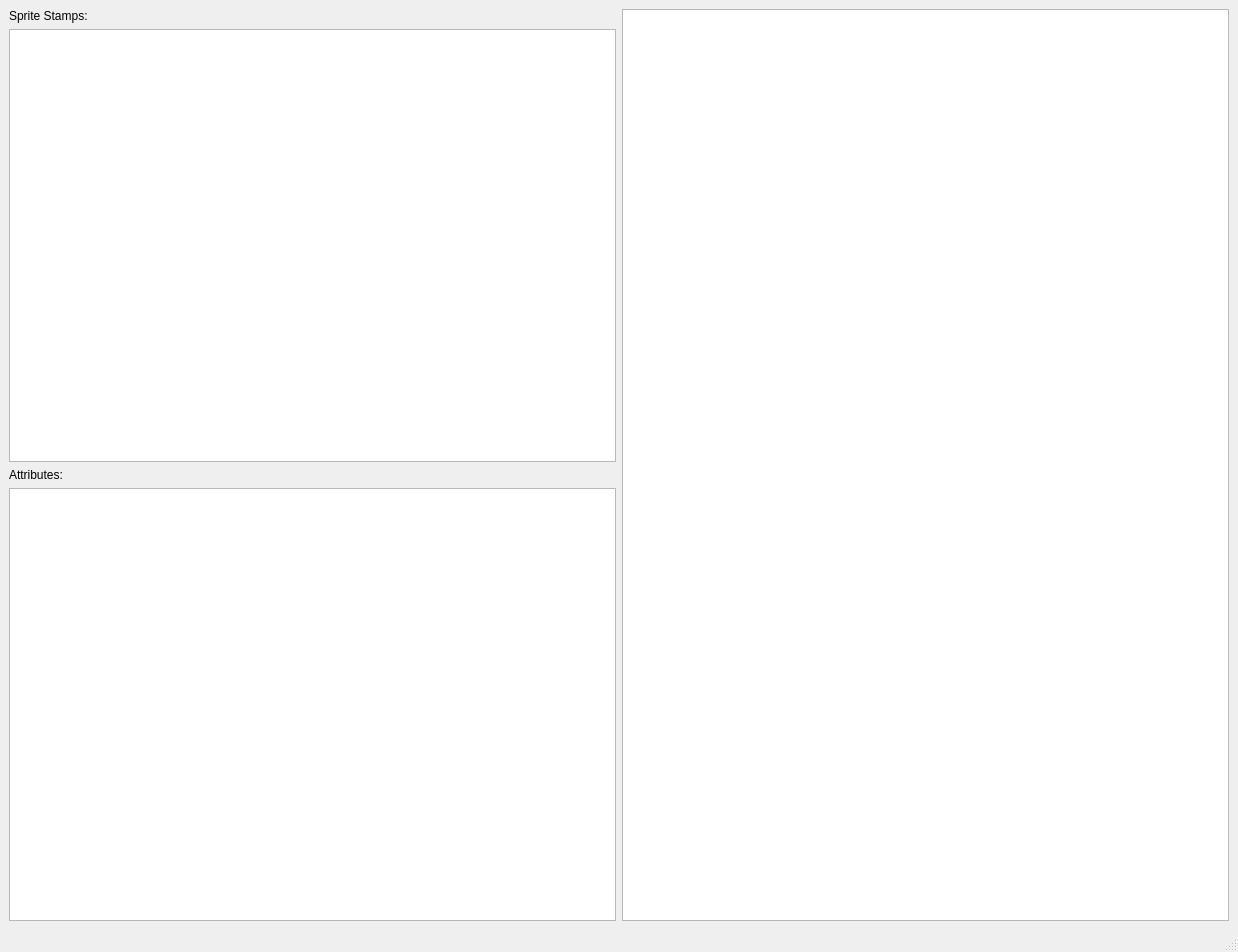
First picture: the form in forms/LevelEditor.ui, repository SirNyble/LevelEditor, before the edit.
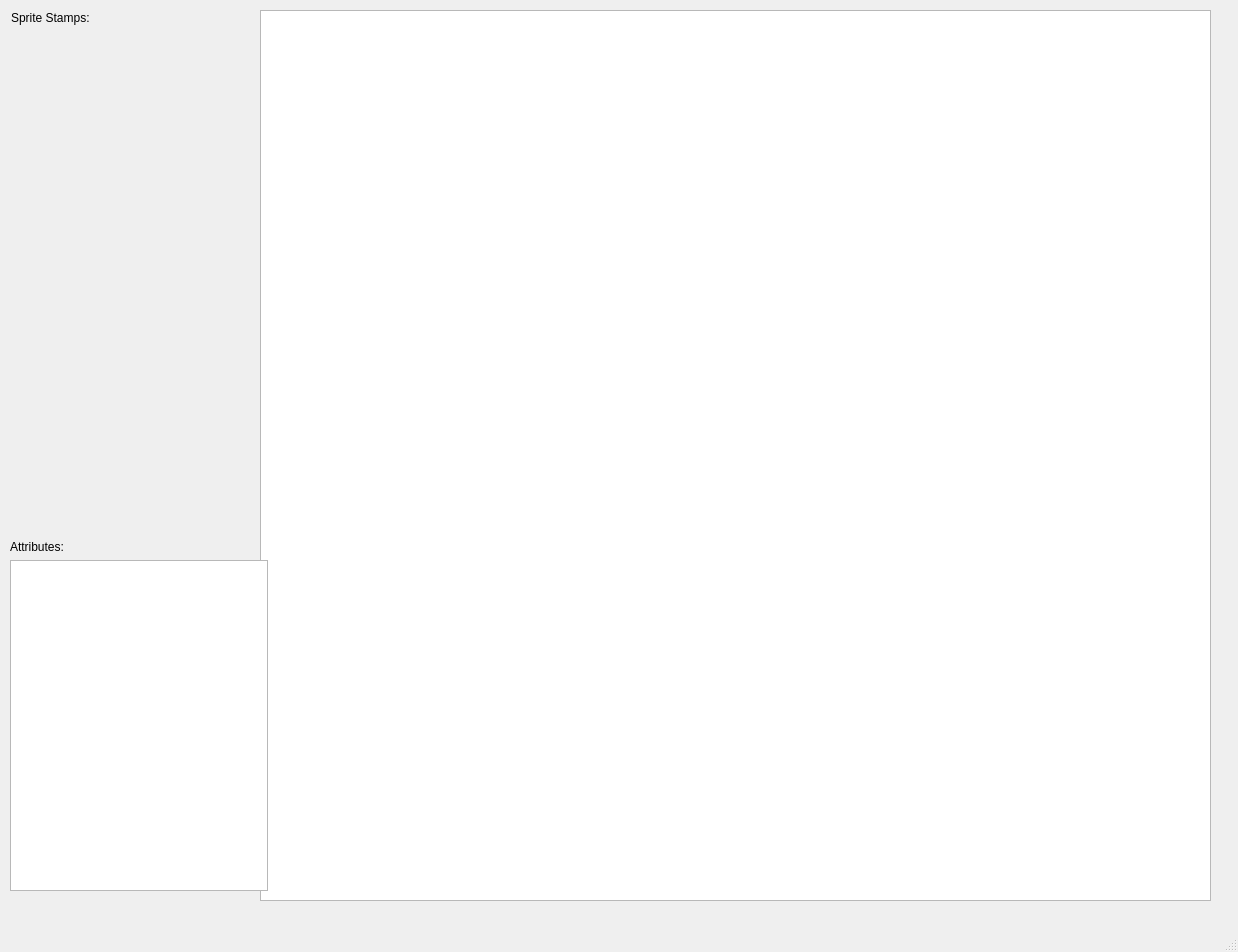
Second picture: the form after the edit.

Commit message:
Help I'm stuck in GUI Hell!
Actually, I've made quite a bit of progress with the GUI. Basic stamp list is there and what will eventually be a grid for the map has been added.

```diff
--- a/forms/LevelEditor.ui
+++ b/forms/LevelEditor.ui
@@ -14,20 +14,30 @@
    <string>MainWindow</string>
   </property>
   <widget class="QWidget" name="centralwidget">
-   <layout class="QVBoxLayout" name="verticalLayout_4">
-    <item>
-     <layout class="QHBoxLayout" name="horizontalLayout">
-      <item>
+   <widget class="QGraphicsView" name="graphicsView">
+    <property name="geometry">
+     <rect>
+      <x>260</x>
+      <y>10</y>
+      <width>951</width>
+      <height>891</height>
+     </rect>
+    </property>
+   </widget>
+   <widget class="QWidget" name="layoutWidget">
+    <property name="geometry">
+     <rect>
+      <x>11</x>
+      <y>11</y>
+      <width>231</width>
+      <height>501</height>
+     </rect>
+    </property>
        <layout class="QVBoxLayout" name="verticalLayout_3">
-        <property name="sizeConstraint">
-         <enum>QLayout::SetMinimumSize</enum>
-        </property>
         <item>
-         <layout class="QVBoxLayout" name="verticalLayout">
-          <item>
-           <widget class="QLabel" name="label">
+      <widget class="QLabel" name="m_stampLabel">
             <property name="sizePolicy">
-             <sizepolicy hsizetype="MinimumExpanding" vsizetype="Preferred">
+        <sizepolicy hsizetype="Fixed" vsizetype="Fixed">
               <horstretch>0</horstretch>
               <verstretch>0</verstretch>
              </sizepolicy>
@@ -38,23 +48,51 @@
            </widget>
           </item>
           <item>
-           <widget class="QListWidget" name="m_stampListWidget">
-            <property name="sizePolicy">
-             <sizepolicy hsizetype="Minimum" vsizetype="Expanding">
-              <horstretch>0</horstretch>
-              <verstretch>0</verstretch>
-             </sizepolicy>
-            </property>
-           </widget>
+      <layout class="QGridLayout" name="m_stampLayout">
+       <item row="0" column="0">
+        <spacer name="horizontalSpacer">
+         <property name="orientation">
+          <enum>Qt::Horizontal</enum>
+         </property>
+         <property name="sizeHint" stdset="0">
+          <size>
+           <width>40</width>
+           <height>20</height>
+          </size>
+         </property>
+        </spacer>
           </item>
          </layout>
         </item>
         <item>
-         <layout class="QVBoxLayout" name="verticalLayout_2">
+      <spacer name="verticalSpacer">
+       <property name="orientation">
+        <enum>Qt::Vertical</enum>
+       </property>
+       <property name="sizeHint" stdset="0">
+        <size>
+         <width>20</width>
+         <height>40</height>
+        </size>
+       </property>
+      </spacer>
+     </item>
+    </layout>
+   </widget>
+   <widget class="QWidget" name="layoutWidget">
+    <property name="geometry">
+     <rect>
+      <x>10</x>
+      <y>540</y>
+      <width>258</width>
+      <height>351</height>
+     </rect>
+    </property>
+    <layout class="QVBoxLayout" name="verticalLayout">
           <item>
            <widget class="QLabel" name="label_2">
             <property name="sizePolicy">
-             <sizepolicy hsizetype="MinimumExpanding" vsizetype="Preferred">
+        <sizepolicy hsizetype="Minimum" vsizetype="Preferred">
               <horstretch>0</horstretch>
               <verstretch>0</verstretch>
              </sizepolicy>
@@ -75,15 +113,7 @@
            </widget>
           </item>
          </layout>
-        </item>
-       </layout>
-      </item>
-      <item>
-       <widget class="QGraphicsView" name="graphicsView"/>
-      </item>
-     </layout>
-    </item>
-   </layout>
+   </widget>
   </widget>
   <widget class="QMenuBar" name="menubar">
    <property name="geometry">
```
Lines whose indentation alone changed are shown as unchanged. The commit also changes 6 other files.
